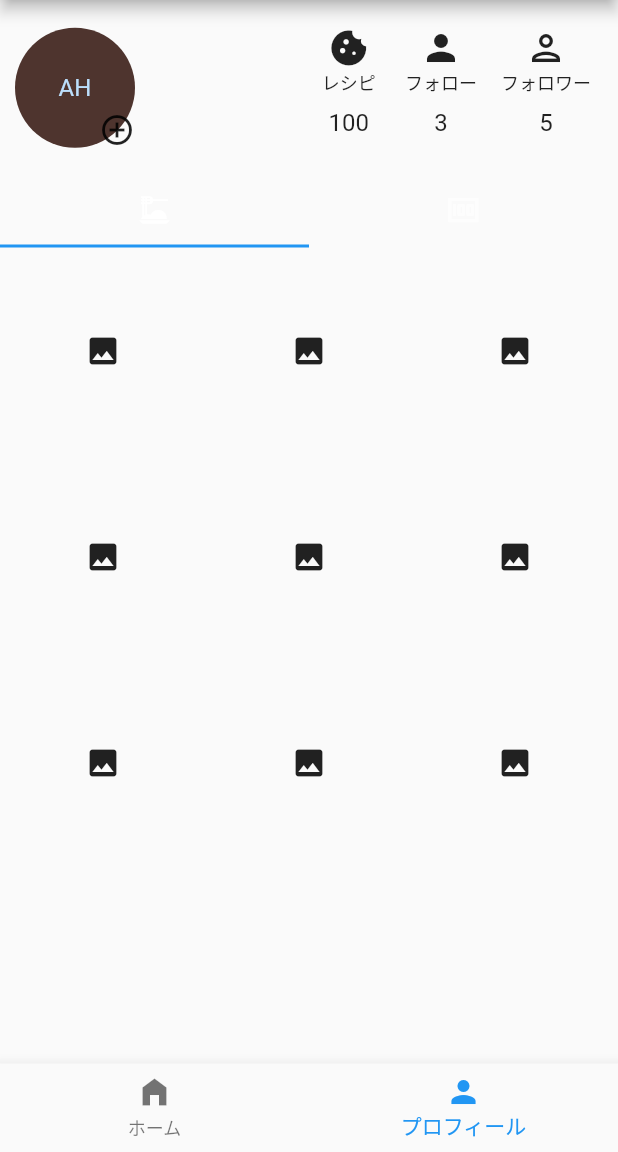
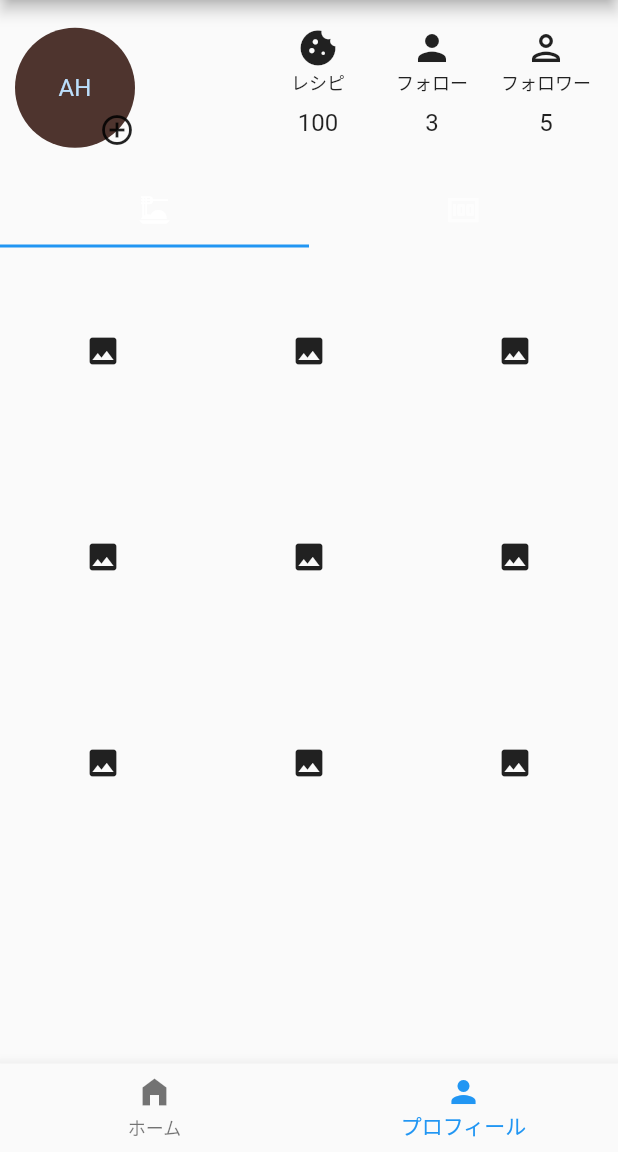
Before and after one commit to tombee-creator/e-meal-frontend, a Flutter app: the HomePageLayout screen opened directly, item 2 of the bottom bar chosen, on a phone screen of 412 x 824 dp, the part 84-1236 px from its top. Run offline on Flutter 3.47's test engine with Material 2 defaults, Android fonts, the phone set to English and light mode, and no system bars; our stand-ins replace firebase_auth, firebase_core, fluttertoast; accounts and stored records are empty; generated files the repository leaves out were written again; network calls fail.

Commit message:
Expendedを追加しました。

```diff
--- a/lib/views/profile/top_profile_item_component.dart
+++ b/lib/views/profile/top_profile_item_component.dart
@@ -13,7 +13,8 @@ class TopProfileItemComponent extends StatelessWidget {
 
   @override
   Widget build(BuildContext context) {
-    return Container(
+    return Expanded(
+        child: Container(
             padding: const EdgeInsets.all(8.0),
             child: Column(
               children: [
@@ -39,6 +40,6 @@ class TopProfileItemComponent extends StatelessWidget {
                   ),
                 ),
               ],
-        ));
+            )));
   }
 }
```
Lines whose indentation alone changed are shown as unchanged.
